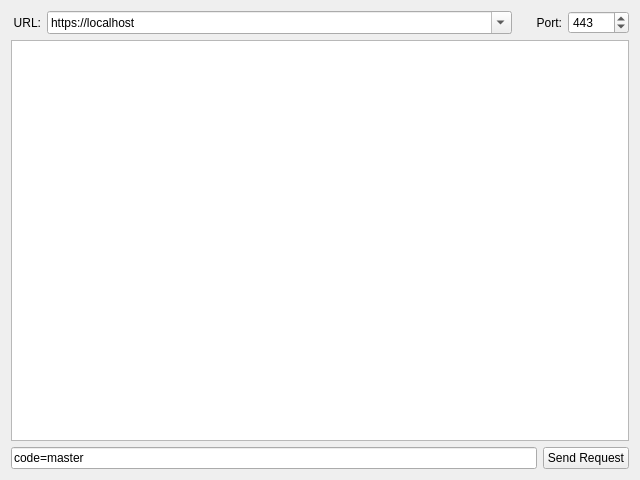
This is HTTPS_Request/widget.ui in Xie-Long-0/Qt_projects as Qt 5 draws it before an edit. The edited form follows.
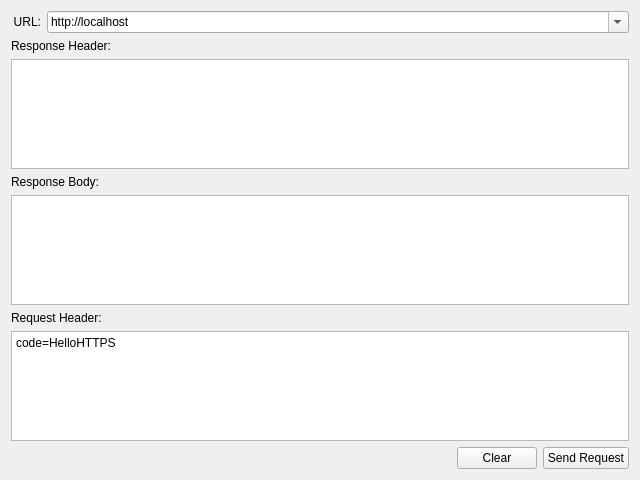
This is the edited form.

Commit message: [HTTPS_Request] 添加响应头显示

Diff of the .ui file:
```diff
--- a/HTTPS_Request/widget.ui
+++ b/HTTPS_Request/widget.ui
@@ -51,76 +51,70 @@
        </property>
        <item>
         <property name="text">
-         <string>https://localhost</string>
+         <string>http://localhost</string>
         </property>
        </item>
       </widget>
      </item>
+    </layout>
+   </item>
+   <item>
+    <widget class="QLabel" name="label_2">
+     <property name="text">
+      <string>Response Header:</string>
+     </property>
+    </widget>
+   </item>
+   <item>
+    <widget class="QTextBrowser" name="headerOutput">
+     <property name="undoRedoEnabled">
+      <bool>true</bool>
+     </property>
+    </widget>
+   </item>
+   <item>
+    <widget class="QLabel" name="label_4">
+     <property name="text">
+      <string>Response Body:</string>
+     </property>
+    </widget>
+   </item>
+   <item>
+    <widget class="QTextBrowser" name="bodyOutput"/>
+   </item>
+   <item>
+    <widget class="QLabel" name="label_3">
+     <property name="text">
+      <string>Request Header:</string>
+     </property>
+    </widget>
+   </item>
+   <item>
+    <widget class="QPlainTextEdit" name="headerTextEdit">
+     <property name="plainText">
+      <string>code=HelloHTTPS</string>
+     </property>
+    </widget>
+   </item>
+   <item>
+    <layout class="QHBoxLayout" name="horizontalLayout_2">
      <item>
       <spacer name="horizontalSpacer">
        <property name="orientation">
         <enum>Qt::Horizontal</enum>
        </property>
-       <property name="sizeType">
-        <enum>QSizePolicy::Fixed</enum>
-       </property>
        <property name="sizeHint" stdset="0">
         <size>
-         <width>10</width>
+         <width>40</width>
          <height>20</height>
         </size>
        </property>
       </spacer>
      </item>
      <item>
-      <widget class="QLabel" name="label_2">
-       <property name="sizePolicy">
-        <sizepolicy hsizetype="Fixed" vsizetype="Preferred">
-         <horstretch>0</horstretch>
-         <verstretch>0</verstretch>
-        </sizepolicy>
-       </property>
-       <property name="minimumSize">
-        <size>
-         <width>34</width>
-         <height>0</height>
-        </size>
-       </property>
+      <widget class="QPushButton" name="clearBtn">
        <property name="text">
-        <string>Port:</string>
-       </property>
-       <property name="alignment">
-        <set>Qt::AlignRight|Qt::AlignTrailing|Qt::AlignVCenter</set>
-       </property>
-      </widget>
-     </item>
-     <item>
-      <widget class="QSpinBox" name="portSpinBox">
-       <property name="sizePolicy">
-        <sizepolicy hsizetype="Preferred" vsizetype="Preferred">
-         <horstretch>0</horstretch>
-         <verstretch>0</verstretch>
-        </sizepolicy>
-       </property>
-       <property name="maximum">
-        <number>65534</number>
-       </property>
-       <property name="value">
-        <number>443</number>
-       </property>
-      </widget>
-     </item>
-    </layout>
-   </item>
-   <item>
-    <widget class="QTextBrowser" name="textBrowser"/>
-   </item>
-   <item>
-    <layout class="QHBoxLayout" name="horizontalLayout_2">
-     <item>
-      <widget class="QLineEdit" name="requestEdit">
-       <property name="text">
-        <string>code=master</string>
+        <string>Clear</string>
        </property>
       </widget>
      </item>
```
The commit also changes 3 other files.
